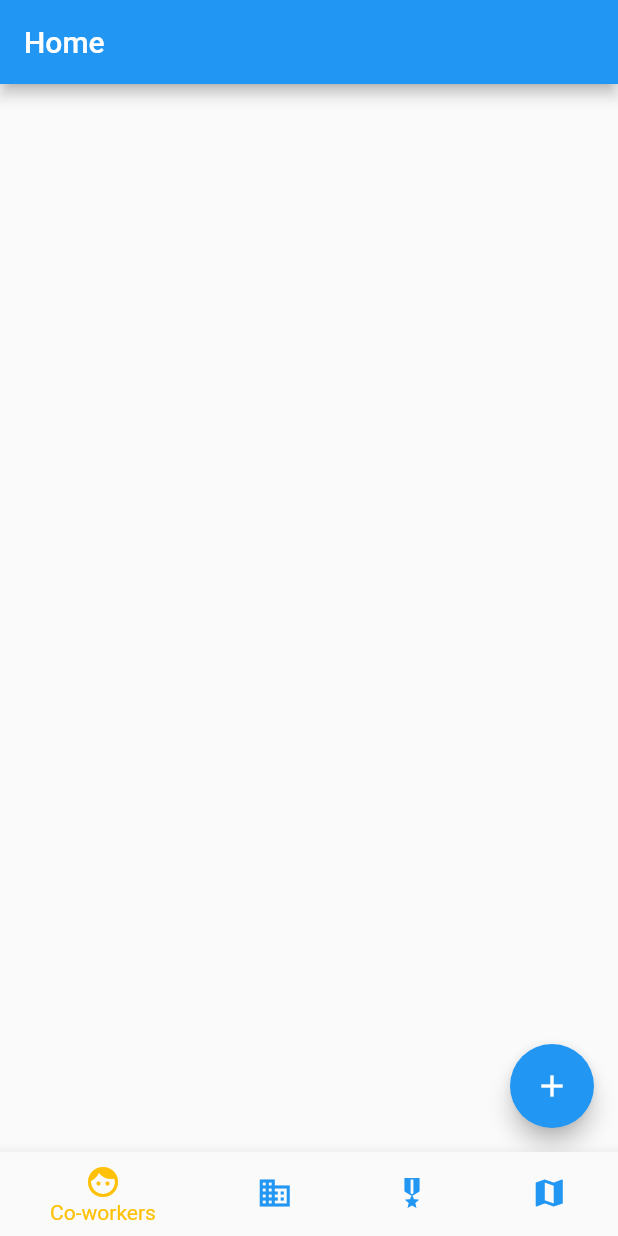
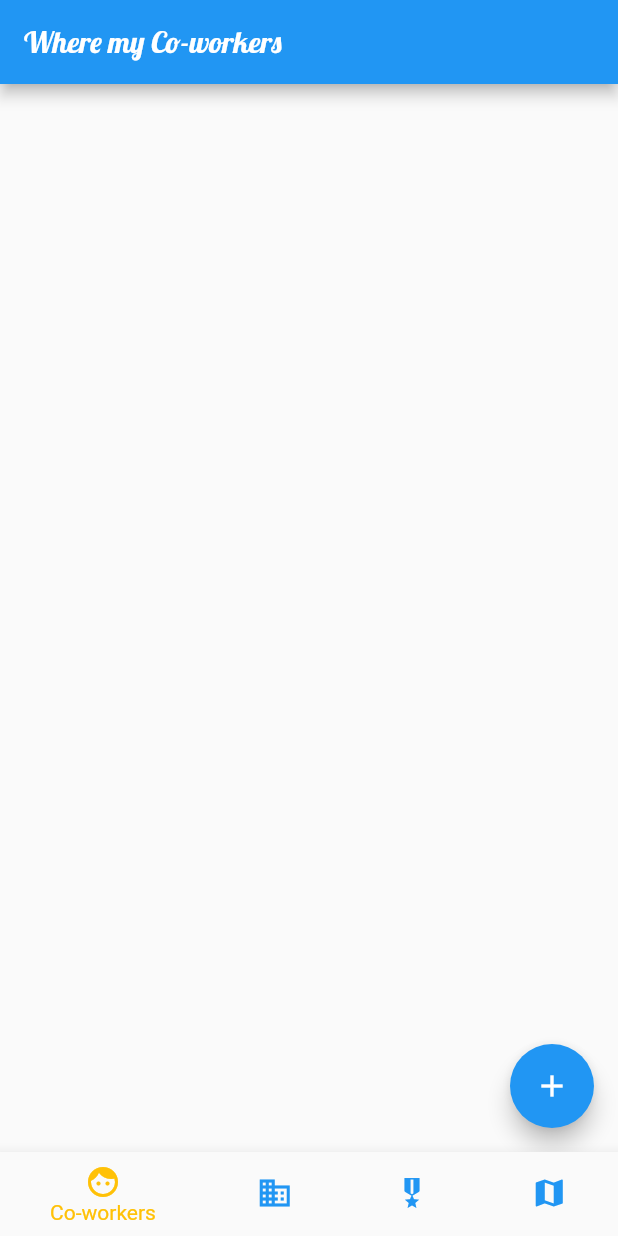
Before and after one commit to GaetanRdn/where_my_coworkers, a Flutter app: the screen it shows after launch, on a phone screen of 412 x 824 dp. Run offline on Flutter 3.47's test engine with Material 2 defaults, Android fonts, the phone set to English and light mode, and no system bars; our stand-ins replace flutter_map, google_fonts, latlong2; missing offline and left inert: localstore; statements that could not run were skipped.

Commit message:
50 rename (#53)
* feature(home): use lobster font for title

Closes #50

* feature(home): use lobster font for title

Closes #50

Co-authored-by: Gaetan Redin <gaetan.redin@cbp-group.com>

```diff
--- a/lib/ui/pages/home_page.dart
+++ b/lib/ui/pages/home_page.dart
@@ -1,3 +1,4 @@
+import 'package:google_fonts/google_fonts.dart';
 import 'package:where_my_coworkers/ui/pages/clients_page.dart';
 import 'package:where_my_coworkers/ui/pages/coworkers_page.dart';
 import 'package:where_my_coworkers/ui/pages/map_page.dart';
@@ -32,7 +33,7 @@ class _HomePageState extends State<HomePage> {
   Widget build(BuildContext context) {
     return Scaffold(
       appBar: AppBar(
-        title: const Text('Home'),
+        title: Text('Where my Co-workers', style: GoogleFonts.lobster()),
       ),
       body: PageView(
         physics: const ClampingScrollPhysics(),
--- a/pubspec.yaml
+++ b/pubspec.yaml
@@ -37,6 +37,7 @@ dependencies:
   path_provider:
   localstore:
   flutter_map:
+  google_fonts: ^2.1.0
 
 dev_dependencies:
   flutter_test:
```
Also changed, not shown: pubspec.lock, 1 other file.
